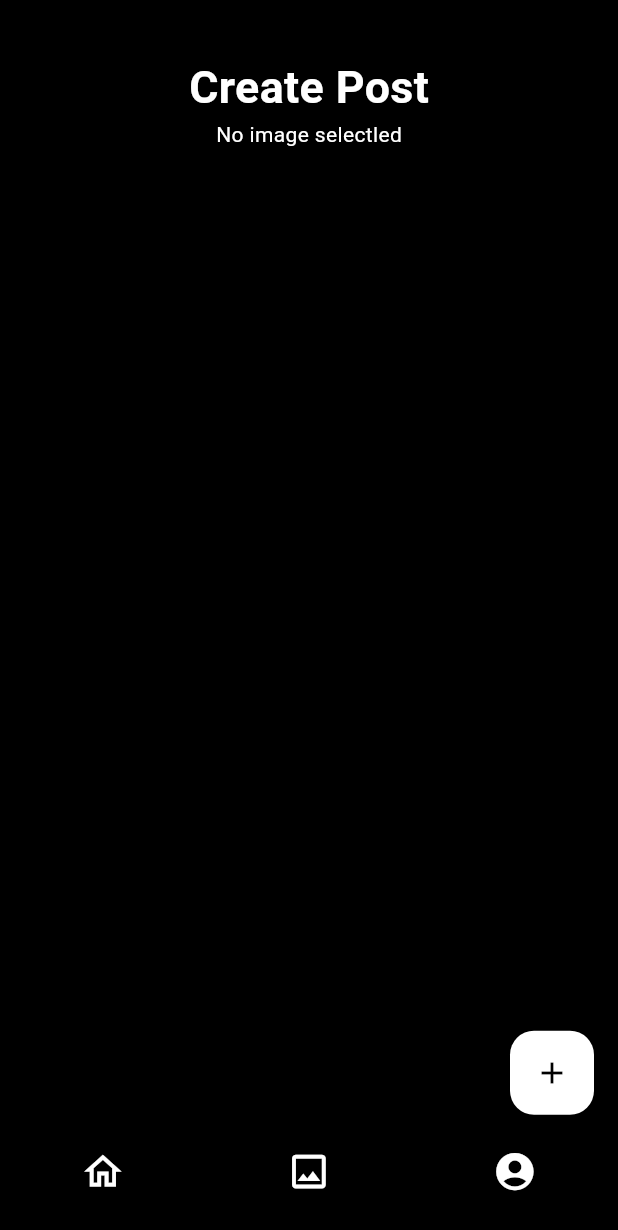
After one commit to Nimra13/Instagram_clone, a Flutter app: the CreatePost screen opened directly, item 2 of the bottom bar chosen, after a tap on the "add" icon, on a phone screen of 412 x 824 dp. The commit adds this screen. Shown: the top 1230 px of the screen. Run offline on Flutter 3.47's test engine with Material 3 defaults, Android fonts, the phone set to English and light mode, and no system bars; our stand-ins replace flutter_screenutil, get, image_picker.

Commit message:
added image_picker

```diff
--- a/lib/ui/home/comment_box.dart
+++ b/lib/ui/home/comment_box.dart
@@ -72,6 +72,7 @@ class CustomCommentBox extends StatelessWidget {
                                     },
                                   ),
                         ),
+
                         Form(
                           key: formKey,
                           child: TextFormField(
--- a/lib/ui/home/home.dart
+++ b/lib/ui/home/home.dart
@@ -3,6 +3,7 @@ import 'package:flutter_screenutil/flutter_screenutil.dart';
 import 'package:get/get.dart';
 import 'package:instagram_project/ui/account/account_page.dart';
 import 'package:instagram_project/ui/home/comment_box.dart';
+import 'package:instagram_project/ui/post/create_post.dart';
 import 'package:instagram_project/ui/home/home_model.dart';
 import 'package:instagram_project/ui/home/home_view_model.dart';
 import 'package:instagram_project/ui/home/post_details.dart';
@@ -49,7 +50,7 @@ class HomePage extends StatelessWidget {
                           alignment: Alignment.bottomRight,
                           children: [
                             CircleAvatar(
-                              backgroundColor: Colors.grey,
+                              backgroundImage: AssetImage('images/face.png'),
                               radius: 50.r,
                             ),
                             Container(
@@ -117,6 +118,16 @@ class CustomBottomBar extends StatelessWidget {
               Get.to(() => HomePage());
             },
             child: Icon(Icons.home_outlined, color: Colors.white, size: 30.sp),
+          ),
+          label: '',
+        ),
+        BottomNavigationBarItem(
+          icon: GestureDetector(
+            onTap: () {
+              Get.to(() => CreatePost());
+              // model.pickImage();
+            },
+            child: Icon(Icons.image_outlined, color: Colors.white, size: 30.sp),
           ),
           label: '',
         ),
--- a/lib/ui/home/home_services.dart
+++ b/lib/ui/home/home_services.dart
@@ -21,6 +21,7 @@ class UnsplashImageServices {
         List<dynamic> myJson = json.decode(response.body);
         images =
             myJson
+
                 .map<UnsplashImage>((j) => UnsplashImage.fromJson(j))
                 .toList();
 
--- a/lib/ui/home/home_view_model.dart
+++ b/lib/ui/home/home_view_model.dart
@@ -55,4 +55,6 @@ class HomeViewModel extends ChangeNotifier {
     images[index].commentsList?.add(comment);
     notifyListeners();
   }
+
+
 }
--- /dev/null
+++ b/lib/ui/post/create_post.dart
@@ -0,0 +1,63 @@
+import 'dart:io';
+
+import 'package:flutter/material.dart';
+import 'package:flutter_screenutil/flutter_screenutil.dart';
+import 'package:image_picker/image_picker.dart';
+import 'package:instagram_project/ui/home/home.dart';
+import 'package:instagram_project/ui/post/post_view_model.dart';
+import 'package:provider/provider.dart';
+
+class CreatePost extends StatelessWidget {
+  CreatePost({this.pickImage, super.key});
+
+  XFile? pickImage;
+  @override
+  Widget build(BuildContext context) {
+    return ChangeNotifierProvider(
+      create: (context) => PostViewModel(),
+      child: Consumer<PostViewModel>(
+        builder:
+            (context, model, child) => Scaffold(
+              backgroundColor: Colors.black,
+              floatingActionButton: FloatingActionButton(
+                backgroundColor: Colors.white,
+                onPressed: () {
+                  model.pickImage();
+                },
+                child: Icon(Icons.add, color: Colors.black),
+              ),
+              bottomNavigationBar: CustomBottomBar(),
+              body: Padding(
+                padding: EdgeInsets.symmetric(vertical: 40.h),
+                child: Column(
+                  children: [
+                    Center(
+                      child: Text(
+                        'Create Post',
+                        style: TextStyle(
+                          color: Colors.white,
+                          fontSize: 30.sp,
+                          fontWeight: FontWeight.w600,
+                        ),
+                      ),
+                    ),
+
+                    Center(
+                      child:
+                          model.pickedImage != null
+                              ? Image.file(File(model.pickedImage!.path))
+                              : Text(
+                                "No image selectled",
+                                style: TextStyle(color: Colors.white),
+                              ),
+                    ),
+
+                    // Center(child: model.displayImage(pickedFile)),
+                  ],
+                ),
+              ),
+            ),
+      ),
+    );
+  }
+}
--- /dev/null
+++ b/lib/ui/post/post_view_model.dart
@@ -0,0 +1,16 @@
+import 'package:flutter/material.dart';
+import 'package:image_picker/image_picker.dart';
+
+class PostViewModel extends ChangeNotifier {
+  XFile? pickedImage;
+
+  pickImage() async {
+    final imagePicker = ImagePicker();
+    final pickedFile = await imagePicker.pickImage(source: ImageSource.gallery);
+    if (pickedFile != null) {
+      // print("@pickImage ${pickedFile.path}");
+      pickedImage = pickedFile;
+    }
+    notifyListeners();
+  }
+}
--- a/pubspec.yaml
+++ b/pubspec.yaml
@@ -38,6 +38,7 @@ dependencies:
   get: ^4.7.2
   http: ^1.5.0
   provider: ^6.1.5+1
+  image_picker: ^1.2.0
 
 dev_dependencies:
   flutter_test:
```
Also changed, not shown: lib/ui/home/homedata.dart (deleted), pubspec.lock, 5 other files.
